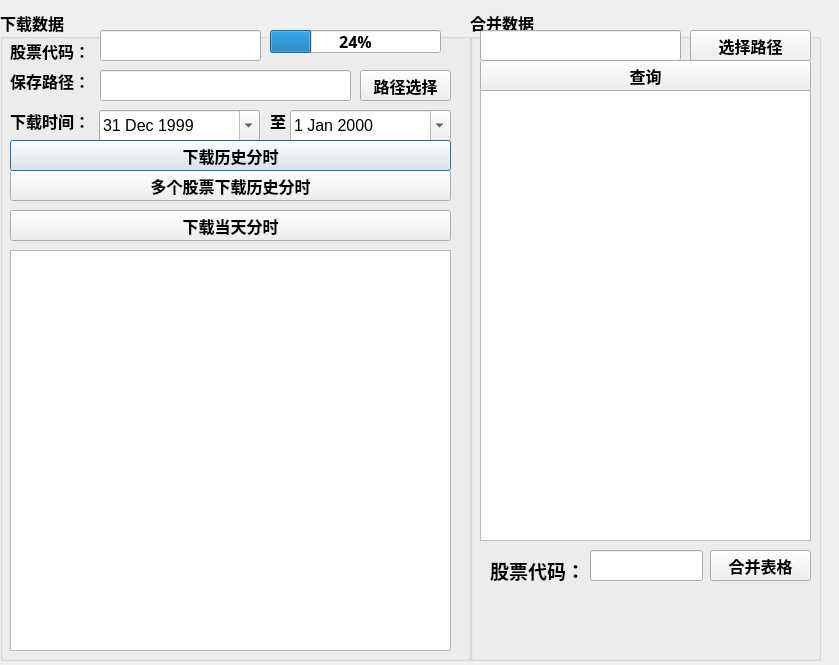
smqhrb/Stock, file DevelopStock/tools/MinDataUi.ui: the form before one commit.
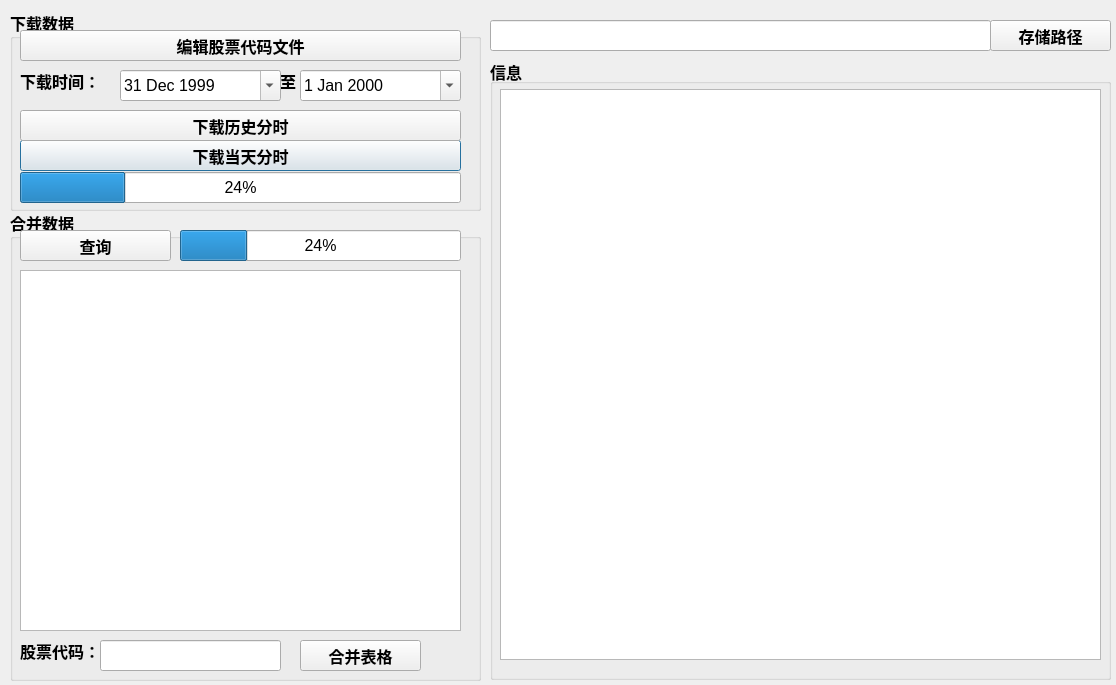
The form after the commit.

Commit message: UI finish for min data collection

Diff of the .ui file:
```diff
--- a/DevelopStock/tools/MinDataUi.ui
+++ b/DevelopStock/tools/MinDataUi.ui
@@ -6,126 +6,19 @@
    <rect>
     <x>0</x>
     <y>0</y>
-    <width>839</width>
-    <height>665</height>
+    <width>1116</width>
+    <height>685</height>
    </rect>
   </property>
   <property name="windowTitle">
-   <string>Dialog</string>
+   <string>股票分时交易数据提取工具</string>
   </property>
-  <widget class="QLabel" name="gpdm">
-   <property name="geometry">
-    <rect>
-     <x>10</x>
-     <y>30</y>
-     <width>91</width>
-     <height>41</height>
-    </rect>
-   </property>
-   <property name="font">
-    <font>
-     <family>Aharoni</family>
-     <pointsize>12</pointsize>
-     <weight>75</weight>
-     <bold>true</bold>
-    </font>
-   </property>
-   <property name="text">
-    <string>股票代码：</string>
-   </property>
-  </widget>
-  <widget class="QLineEdit" name="gpdmEdit">
-   <property name="geometry">
-    <rect>
-     <x>100</x>
-     <y>30</y>
-     <width>161</width>
-     <height>31</height>
-    </rect>
-   </property>
-   <property name="font">
-    <font>
-     <family>Arial</family>
-     <pointsize>12</pointsize>
-    </font>
-   </property>
-  </widget>
-  <widget class="QLabel" name="xzsj">
-   <property name="geometry">
-    <rect>
-     <x>10</x>
-     <y>100</y>
-     <width>91</width>
-     <height>41</height>
-    </rect>
-   </property>
-   <property name="font">
-    <font>
-     <family>Aharoni</family>
-     <pointsize>12</pointsize>
-     <weight>75</weight>
-     <bold>true</bold>
-    </font>
-   </property>
-   <property name="text">
-    <string>下载时间：</string>
-   </property>
-  </widget>
-  <widget class="QDateEdit" name="dateEdit">
-   <property name="geometry">
-    <rect>
-     <x>99</x>
-     <y>110</y>
-     <width>161</width>
-     <height>31</height>
-    </rect>
-   </property>
-   <property name="font">
-    <font>
-     <family>Arial</family>
-     <pointsize>12</pointsize>
-     <weight>50</weight>
-     <bold>false</bold>
-    </font>
-   </property>
-   <property name="calendarPopup">
-    <bool>true</bool>
-   </property>
-   <property name="date">
-    <date>
-     <year>1999</year>
-     <month>12</month>
-     <day>31</day>
-    </date>
-   </property>
-  </widget>
-  <widget class="QLabel" name="bclj">
-   <property name="geometry">
-    <rect>
-     <x>10</x>
-     <y>60</y>
-     <width>91</width>
-     <height>41</height>
-    </rect>
-   </property>
-   <property name="font">
-    <font>
-     <family>Aharoni</family>
-     <pointsize>12</pointsize>
-     <weight>75</weight>
-     <bold>true</bold>
-    </font>
-   </property>
-   <property name="text">
-    <string>保存路径：</string>
-   </property>
-  </widget>
   <widget class="QLineEdit" name="bclj_2">
    <property name="geometry">
     <rect>
-     <x>100</x>
-     <y>70</y>
-     <width>251</width>
+     <x>490</x>
+     <y>20</y>
+     <width>501</width>
      <height>31</height>
     </rect>
    </property>
@@ -139,34 +32,13 @@
     <bool>true</bool>
    </property>
   </widget>
-  <widget class="QPushButton" name="xzlsFs">
-   <property name="geometry">
-    <rect>
-     <x>10</x>
-     <y>140</y>
-     <width>441</width>
-     <height>31</height>
-    </rect>
-   </property>
-   <property name="font">
-    <font>
-     <family>Aharoni</family>
-     <pointsize>12</pointsize>
-     <weight>75</weight>
-     <bold>true</bold>
-    </font>
-   </property>
-   <property name="text">
-    <string>下载历史分时</string>
-   </property>
-  </widget>
   <widget class="QGroupBox" name="groupBox">
    <property name="geometry">
     <rect>
-     <x>0</x>
+     <x>10</x>
      <y>10</y>
      <width>471</width>
-     <height>651</height>
+     <height>201</height>
     </rect>
    </property>
    <property name="font">
@@ -180,21 +52,11 @@
    <property name="title">
     <string>下载数据</string>
    </property>
-   <widget class="QListView" name="listView_2">
-    <property name="geometry">
-     <rect>
-      <x>10</x>
-      <y>240</y>
-      <width>441</width>
-      <height>401</height>
-     </rect>
-    </property>
-   </widget>
    <widget class="QDateEdit" name="dateEdit_2">
     <property name="geometry">
      <rect>
       <x>290</x>
-      <y>100</y>
+      <y>60</y>
       <width>161</width>
       <height>31</height>
      </rect>
@@ -215,7 +77,7 @@
     <property name="geometry">
      <rect>
       <x>270</x>
-      <y>90</y>
+      <y>50</y>
       <width>31</width>
       <height>41</height>
      </rect>
@@ -232,32 +94,11 @@
      <string>至</string>
     </property>
    </widget>
-   <widget class="QPushButton" name="ljxz">
-    <property name="geometry">
-     <rect>
-      <x>360</x>
-      <y>60</y>
-      <width>91</width>
-      <height>31</height>
-     </rect>
-    </property>
-    <property name="font">
-     <font>
-      <family>Aharoni</family>
-      <pointsize>12</pointsize>
-      <weight>75</weight>
-      <bold>true</bold>
-     </font>
-    </property>
-    <property name="text">
-     <string>路径选择</string>
-    </property>
-   </widget>
    <widget class="QPushButton" name="xzdtfs">
     <property name="geometry">
      <rect>
       <x>10</x>
-      <y>200</y>
+      <y>130</y>
       <width>441</width>
       <height>31</height>
      </rect>
@@ -278,7 +119,7 @@
     <property name="geometry">
      <rect>
       <x>10</x>
-      <y>160</y>
+      <y>100</y>
       <width>441</width>
       <height>31</height>
      </rect>
@@ -292,30 +133,107 @@
      </font>
     </property>
     <property name="text">
-     <string>多个股票下载历史分时</string>
+     <string>下载历史分时</string>
     </property>
    </widget>
    <widget class="QProgressBar" name="progressBar">
     <property name="geometry">
      <rect>
-      <x>270</x>
-      <y>20</y>
-      <width>171</width>
-      <height>23</height>
+      <x>10</x>
+      <y>162</y>
+      <width>441</width>
+      <height>31</height>
      </rect>
     </property>
+    <property name="font">
+     <font>
+      <family>Arial</family>
+      <weight>50</weight>
+      <bold>false</bold>
+     </font>
+    </property>
     <property name="value">
      <number>24</number>
     </property>
    </widget>
+   <widget class="QPushButton" name="xzlsFs_3">
+    <property name="geometry">
+     <rect>
+      <x>10</x>
+      <y>20</y>
+      <width>441</width>
+      <height>31</height>
+     </rect>
+    </property>
+    <property name="font">
+     <font>
+      <family>Aharoni</family>
+      <pointsize>12</pointsize>
+      <weight>75</weight>
+      <bold>true</bold>
+     </font>
+    </property>
+    <property name="text">
+     <string>编辑股票代码文件</string>
+    </property>
+   </widget>
+   <widget class="QDateEdit" name="dateEdit">
+    <property name="geometry">
+     <rect>
+      <x>110</x>
+      <y>60</y>
+      <width>161</width>
+      <height>31</height>
+     </rect>
+    </property>
+    <property name="font">
+     <font>
+      <family>Arial</family>
+      <pointsize>12</pointsize>
+      <weight>50</weight>
+      <bold>false</bold>
+     </font>
+    </property>
+    <property name="calendarPopup">
+     <bool>true</bool>
+    </property>
+    <property name="date">
+     <date>
+      <year>1999</year>
+      <month>12</month>
+      <day>31</day>
+     </date>
+    </property>
+   </widget>
+   <widget class="QLabel" name="xzsj">
+    <property name="geometry">
+     <rect>
+      <x>10</x>
+      <y>50</y>
+      <width>91</width>
+      <height>41</height>
+     </rect>
+    </property>
+    <property name="font">
+     <font>
+      <family>Aharoni</family>
+      <pointsize>12</pointsize>
+      <weight>75</weight>
+      <bold>true</bold>
+     </font>
+    </property>
+    <property name="text">
+     <string>下载时间：</string>
+    </property>
+   </widget>
   </widget>
   <widget class="QGroupBox" name="groupBox_2">
    <property name="geometry">
     <rect>
-     <x>470</x>
-     <y>10</y>
-     <width>351</width>
-     <height>651</height>
+     <x>10</x>
+     <y>210</y>
+     <width>471</width>
+     <height>471</height>
     </rect>
    </property>
    <property name="font">
@@ -329,47 +247,37 @@
    <property name="title">
     <string>合并数据</string>
    </property>
-   <widget class="QListView" name="listView">
-    <property name="geometry">
-     <rect>
-      <x>10</x>
-      <y>80</y>
-      <width>331</width>
-      <height>451</height>
-     </rect>
-    </property>
-   </widget>
-   <widget class="QLineEdit" name="dqlj">
+   <widget class="QPushButton" name="dqljwj_2">
     <property name="geometry">
      <rect>
       <x>10</x>
       <y>20</y>
-      <width>201</width>
+      <width>151</width>
       <height>31</height>
      </rect>
     </property>
-    <property name="readOnly">
-     <bool>true</bool>
+    <property name="text">
+     <string>查询</string>
     </property>
    </widget>
-   <widget class="QPushButton" name="dqljwj">
+   <widget class="QPushButton" name="hbbb">
     <property name="geometry">
      <rect>
-      <x>220</x>
-      <y>20</y>
+      <x>290</x>
+      <y>430</y>
       <width>121</width>
       <height>31</height>
      </rect>
     </property>
     <property name="text">
-     <string>选择路径</string>
+     <string>合并表格</string>
     </property>
    </widget>
    <widget class="QLabel" name="hbgpCode">
     <property name="geometry">
      <rect>
-      <x>20</x>
-      <y>540</y>
+      <x>10</x>
+      <y>420</y>
       <width>91</width>
       <height>41</height>
      </rect>
@@ -377,7 +285,7 @@
     <property name="font">
      <font>
       <family>Aharoni</family>
-      <pointsize>14</pointsize>
+      <pointsize>12</pointsize>
       <weight>75</weight>
       <bold>true</bold>
      </font>
@@ -389,9 +297,9 @@
    <widget class="QLineEdit" name="gpdmHb">
     <property name="geometry">
      <rect>
-      <x>120</x>
-      <y>540</y>
-      <width>113</width>
+      <x>90</x>
+      <y>430</y>
+      <width>181</width>
       <height>31</height>
      </rect>
     </property>
@@ -403,55 +311,101 @@
      </font>
     </property>
    </widget>
-   <widget class="QPushButton" name="hbbb">
+   <widget class="QListView" name="listView">
     <property name="geometry">
      <rect>
-      <x>240</x>
-      <y>540</y>
-      <width>101</width>
-      <height>31</height>
+      <x>10</x>
+      <y>60</y>
+      <width>441</width>
+      <height>361</height>
      </rect>
     </property>
-    <property name="text">
-     <string>合并表格</string>
-    </property>
    </widget>
-   <widget class="QPushButton" name="dqljwj_2">
+   <widget class="QProgressBar" name="progressBar_2">
     <property name="geometry">
      <rect>
-      <x>10</x>
-      <y>50</y>
-      <width>331</width>
+      <x>170</x>
+      <y>20</y>
+      <width>281</width>
       <height>31</height>
      </rect>
     </property>
-    <property name="text">
-     <string>查询</string>
+    <property name="font">
+     <font>
+      <family>Arial</family>
+      <pointsize>12</pointsize>
+      <weight>50</weight>
+      <bold>false</bold>
+     </font>
     </property>
+    <property name="value">
+     <number>24</number>
+    </property>
    </widget>
-   <widget class="QLabel" name="label">
+  </widget>
+  <widget class="QPushButton" name="ljxz">
+   <property name="geometry">
+    <rect>
+     <x>990</x>
+     <y>20</y>
+     <width>121</width>
+     <height>31</height>
+    </rect>
+   </property>
+   <property name="font">
+    <font>
+     <family>Aharoni</family>
+     <pointsize>12</pointsize>
+     <weight>75</weight>
+     <bold>true</bold>
+    </font>
+   </property>
+   <property name="text">
+    <string>存储路径</string>
+   </property>
+  </widget>
+  <widget class="QGroupBox" name="groupBox_3">
+   <property name="geometry">
+    <rect>
+     <x>490</x>
+     <y>59</y>
+     <width>621</width>
+     <height>621</height>
+    </rect>
+   </property>
+   <property name="font">
+    <font>
+     <family>Arial</family>
+     <pointsize>12</pointsize>
+     <weight>75</weight>
+     <bold>true</bold>
+    </font>
+   </property>
+   <property name="title">
+    <string>信息</string>
+   </property>
+   <widget class="QListView" name="listView_2">
     <property name="geometry">
      <rect>
       <x>10</x>
-      <y>580</y>
-      <width>331</width>
-      <height>41</height>
+      <y>30</y>
+      <width>601</width>
+      <height>571</height>
      </rect>
     </property>
-    <property name="text">
-     <string/>
+    <property name="font">
+     <font>
+      <family>Arial</family>
+      <pointsize>12</pointsize>
+     </font>
     </property>
    </widget>
   </widget>
+  <zorder>groupBox_3</zorder>
   <zorder>groupBox</zorder>
   <zorder>groupBox_2</zorder>
-  <zorder>gpdm</zorder>
-  <zorder>gpdmEdit</zorder>
-  <zorder>xzsj</zorder>
-  <zorder>dateEdit</zorder>
-  <zorder>bclj</zorder>
   <zorder>bclj_2</zorder>
-  <zorder>xzlsFs</zorder>
+  <zorder>ljxz</zorder>
  </widget>
  <resources/>
  <connections/>
```
The commit also changes 3 other files.
